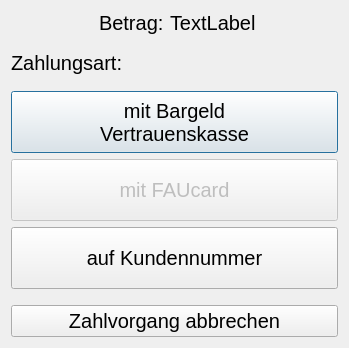
Before: the Qt Designer form FabLabKasse/UI/PaymentMethodDialog.ui in fau-fablab/FabLabKasse, drawn with Qt 5.
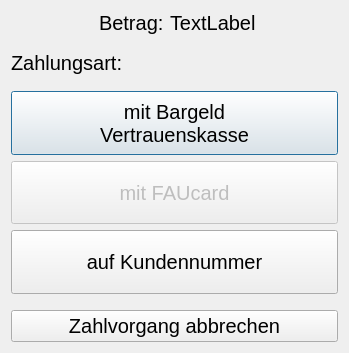
After: the same form once the commit is applied. Icons and pictures are not drawn.

```diff
--- a/FabLabKasse/UI/PaymentMethodDialog.ui
+++ b/FabLabKasse/UI/PaymentMethodDialog.ui
@@ -7,17 +7,15 @@
     <x>0</x>
     <y>0</y>
     <width>349</width>
-    <height>348</height>
+    <height>353</height>
    </rect>
   </property>
-  <property name="font">
-   <font>
-    <pointsize>15</pointsize>
-   </font>
-  </property>
   <property name="windowTitle">
    <string>Zahlungsart wählen...</string>
   </property>
+  <property name="styleSheet">
+   <string notr="true">font-size:15pt;</string>
+  </property>
   <property name="modal">
    <bool>true</bool>
   </property>
```
Left out of the diff: 3 changed lines with no effect on the pictures.
